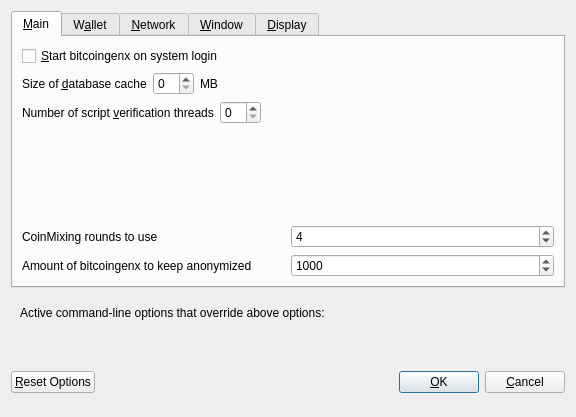
Old version of the form src/qt/forms/optionsdialog.ui in the repository BitcoinGenX/BitcoinGenerationX.
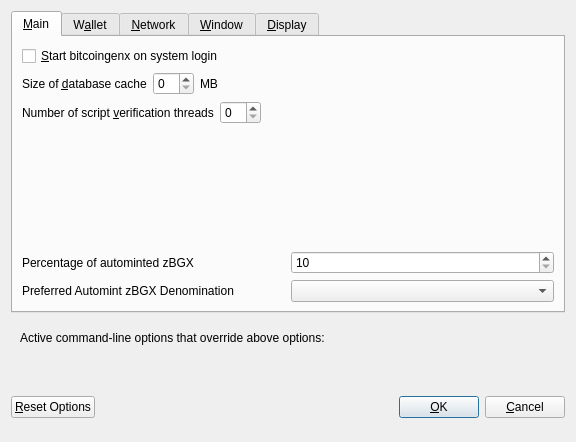
New version of the form. Custom widgets are drawn as their Qt base class.

```diff
--- a/src/qt/forms/optionsdialog.ui
+++ b/src/qt/forms/optionsdialog.ui
@@ -7,7 +7,7 @@
     <x>0</x>
     <y>0</y>
     <width>576</width>
-    <height>417</height>
+    <height>442</height>
    </rect>
   </property>
   <property name="windowTitle">
@@ -118,7 +118,7 @@
         </layout>
        </item>
        <item>
-        <spacer name="verticalSpacer_Main">
+        <spacer name="verticalSpacer_2">
          <property name="orientation">
           <enum>Qt::Vertical</enum>
          </property>
@@ -131,69 +131,66 @@
         </spacer>
        </item>
        <item>
-        <layout class="QHBoxLayout" name="horizontalLayout_4_Main">
+        <layout class="QHBoxLayout" name="horizontalLayout_3">
          <item>
-          <widget class="QLabel" name="label">
+          <widget class="QLabel" name="percentage_label">
            <property name="toolTip">
-            <string>This setting determines the amount of individual masternodes that an input will be anonymized through.&lt;br/&gt;More rounds of anonymization gives a higher degree of privacy, but also costs more in fees.</string>
+            <string>Percentage of incoming BGX which get automatically converted to zBGX via Zerocoin Protocol (min: 10%)</string>
            </property>
            <property name="text">
-            <string>CoinMixing rounds to use</string>
+            <string>Percentage of autominted zBGX</string>
            </property>
           </widget>
          </item>
          <item>
-          <widget class="QSpinBox" name="coinmixingRounds">
+          <widget class="QSpinBox" name="zeromintPercentage">
            <property name="minimum">
-            <number>2</number>
+            <number>10</number>
            </property>
            <property name="maximum">
-            <number>8</number>
-           </property>
-           <property name="value">
-            <number>4</number>
+            <number>100</number>
            </property>
           </widget>
          </item>
         </layout>
        </item>
        <item>
-        <layout class="QHBoxLayout" name="horizontalLayout">
+        <layout class="QHBoxLayout" name="horizontalLayout" stretch="0,0">
+         <property name="sizeConstraint">
+          <enum>QLayout::SetFixedSize</enum>
+         </property>
          <item>
-          <widget class="QLabel" name="label_2">
+          <widget class="QLabel" name="labelPreferredDenom">
+           <property name="maximumSize">
+            <size>
+             <width>16777215</width>
+             <height>16777215</height>
+            </size>
+           </property>
            <property name="toolTip">
-            <string>This amount acts as a threshold to turn off CoinMixing once it's reached.</string>
-           </property>
-           <property name="statusTip">
-            <string notr="true"/>
-           </property>
-           <property name="whatsThis">
-            <string notr="true"/>
-           </property>
-           <property name="accessibleName">
-            <string notr="true"/>
-           </property>
-           <property name="accessibleDescription">
-            <string notr="true"/>
+            <string>Wait with automatic conversion to Zerocoin until enough BGX for this denomination is available</string>
            </property>
            <property name="text">
-            <string>Amount of bitcoingenx to keep anonymized</string>
+            <string>Preferred Automint zBGX Denomination</string>
            </property>
           </widget>
          </item>
          <item>
-          <widget class="QSpinBox" name="anonymizeBitcoinGenX">
-           <property name="minimum">
-            <number>100</number>
+          <widget class="QComboBox" name="preferredDenom">
+           <property name="maximumSize">
+            <size>
+             <width>16777215</width>
+             <height>27</height>
+            </size>
            </property>
-           <property name="maximum">
-            <number>100000</number>
+           <property name="toolTip">
+            <string>Wait with automatic conversion to Zerocoin until enough BGX for this denomination is available</string>
            </property>
-           <property name="singleStep">
-            <number>100</number>
+           <property name="maxVisibleItems">
+            <number>9</number>
            </property>
-           <property name="value">
-            <number>1000</number>
+           <property name="maxCount">
+            <number>9</number>
            </property>
           </widget>
          </item>
```
